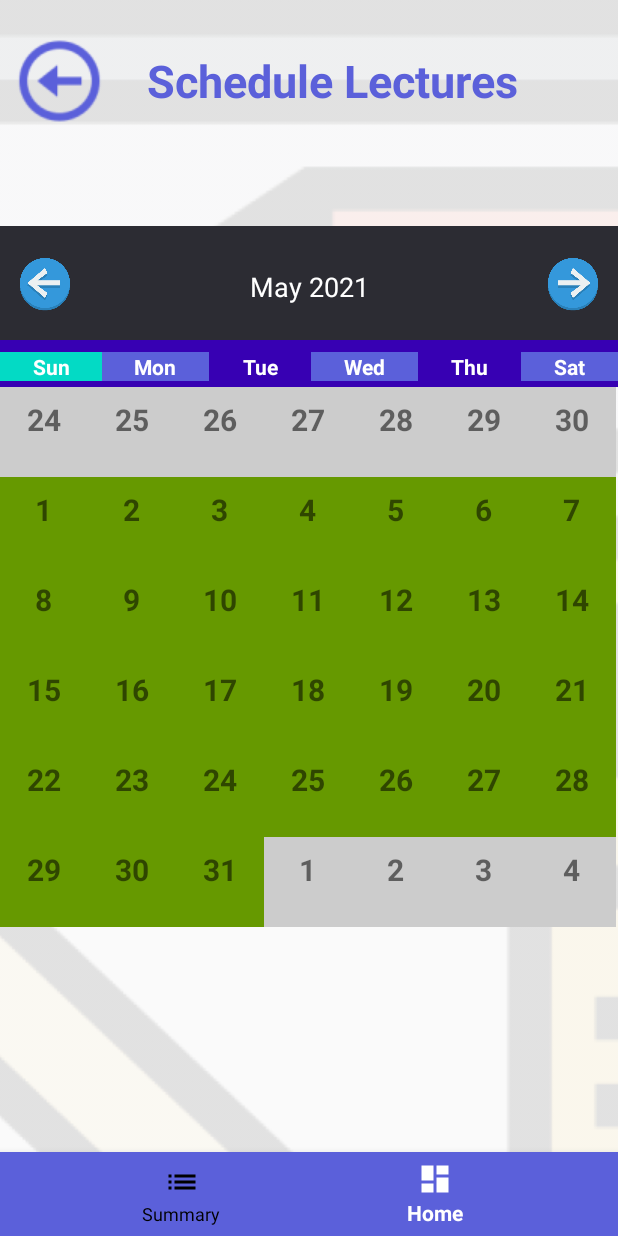
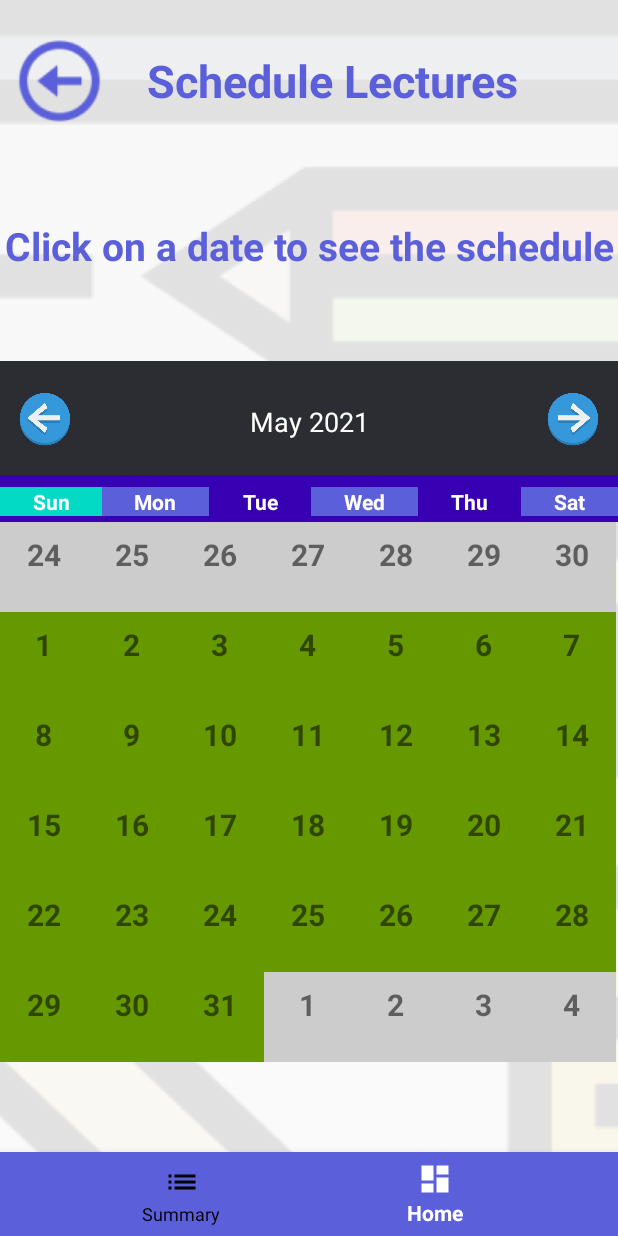
Before and after one commit to rahulpudurkar/TimetableAllocator, an Android app: the SchedulePage screen opened directly, with no data from a screen before it, on a phone screen of 412 x 824 dp. Run offline under Robolectric (Android 15) with nearby library versions, the phone set to English and light mode, and no system bars; our stand-ins replace Firebase (no records; nobody signed in at launch, a user with empty details on screens opened directly).

Commit message:
schedule files

```diff
--- a/app/src/main/res/layout/activity_schedule_page.xml
+++ b/app/src/main/res/layout/activity_schedule_page.xml
@@ -33,14 +33,25 @@
         app:layout_constraintTop_toTopOf="parent"
         tools:ignore="MissingConstraints" />
 
+    <TextView
+        android:id="@+id/schedule_hint"
+        android:layout_width="match_parent"
+        android:layout_height="wrap_content"
+        android:gravity="center"
+        android:textSize="26sp"
+        android:textStyle="bold"
+        android:textColor="@color/color1"
+        android:text="Click on a date to see the schedule"
+        app:layout_constraintTop_toBottomOf="@+id/schedule"
+        app:layout_constraintBottom_toTopOf="@+id/custom_calendar_view"/>
+
     <com.example.hmi.Schedule
         android:id="@+id/custom_calendar_view"
         android:layout_width="match_parent"
         android:layout_height="wrap_content"
         android:layout_alignParentTop="true"
         app:layout_constraintBottom_toTopOf="@+id/bottom_navigation"
-        app:layout_constraintStart_toStartOf="parent"
-        app:layout_constraintTop_toTopOf="parent">
+        app:layout_constraintTop_toBottomOf="@+id/schedule_hint">
 
     </com.example.hmi.Schedule>
 
```
